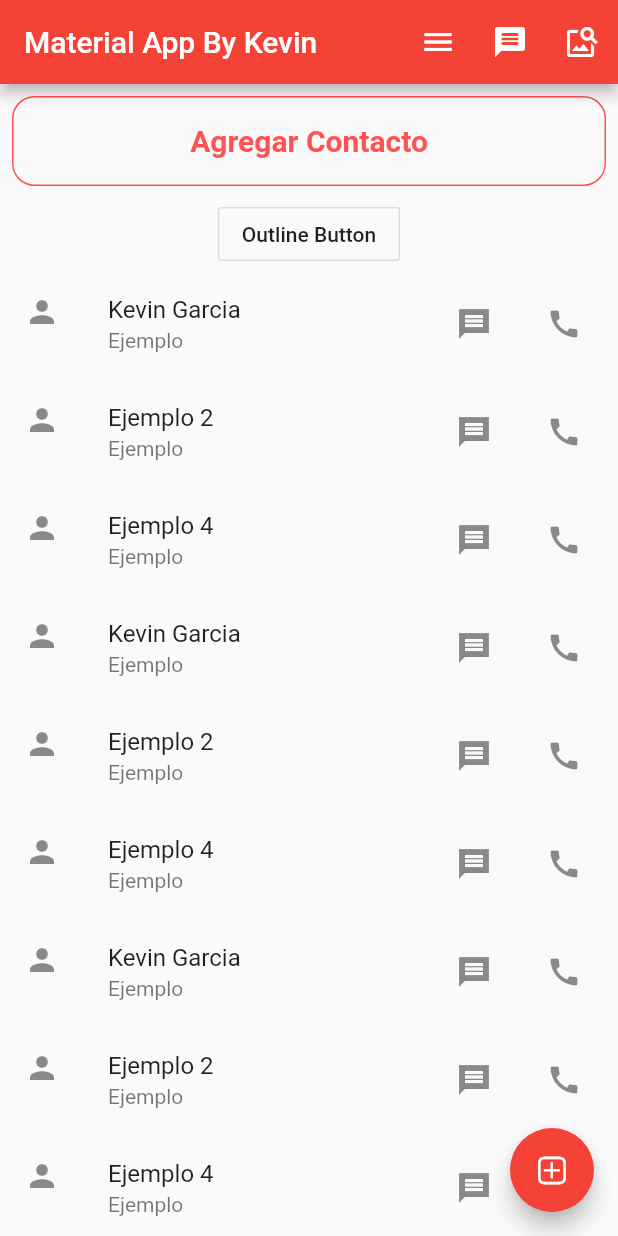
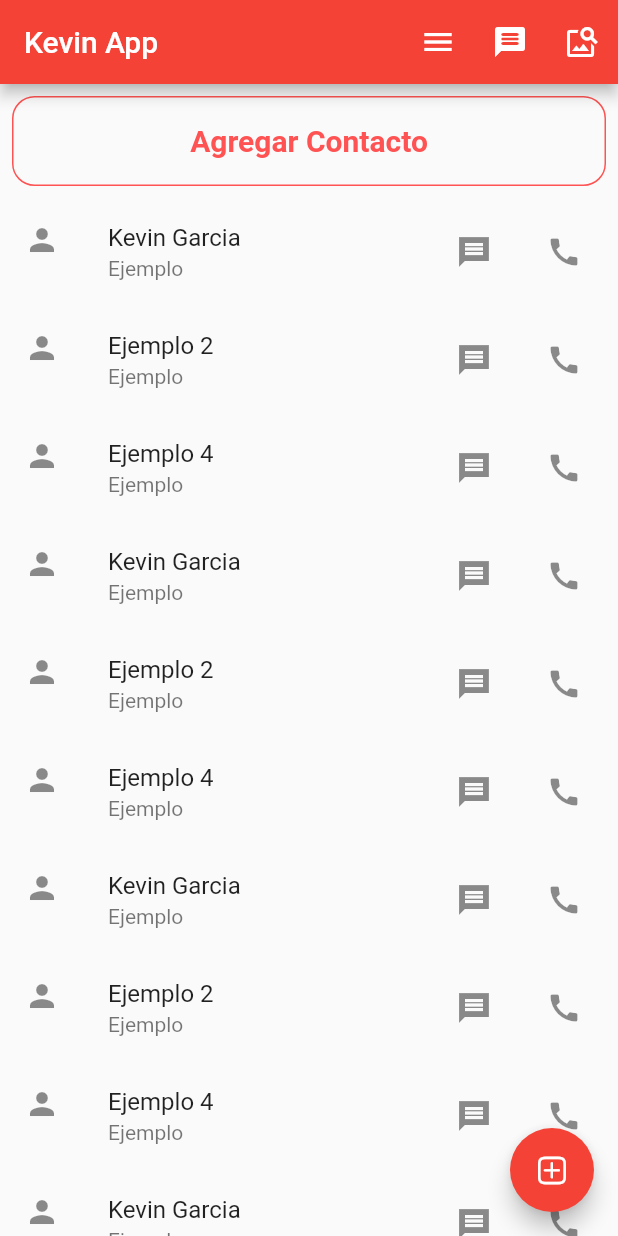
Before and after one commit to kevinShogun/Contact_app, a Flutter app: the screen it shows after launch, on a phone screen of 412 x 824 dp. Run offline on Flutter 3.47's test engine with Material 2 defaults, Android fonts, the light colour scheme and no system bars.

Commit message:
Se expresan wel ]Estadfo de los Widgets

```diff
--- a/lib/Models/Person_Model.dart
+++ b/lib/Models/Person_Model.dart
@@ -1,5 +1,6 @@
 import 'package:flutter/material.dart';
 
+//kevn
 class PersonModel {
   final IconData iconoIzquierda;
   final IconData iconoDerecha;
--- /dev/null
+++ b/lib/UI/Pages/home_page.dart
@@ -0,0 +1,116 @@
+import 'package:flutter/material.dart';
+import 'package:flutter/cupertino.dart';
+import 'package:flutter_app/Controllers/main_controller.dart';
+import 'package:flutter_app/Models/Person_Model.dart';
+import 'package:flutter_app/UI/Widgets/custom_list_title.dart';
+
+List<PersonModel> personas = [
+  persona1,
+  persona2,
+  persona3,
+  persona1,
+  persona2,
+  persona3,
+  persona1,
+  persona2,
+  persona3,
+  persona1,
+  persona2,
+  persona3
+];
+
+class HomePage extends StatelessWidget {
+  String titulo = "Kevin App";
+
+/* GestureDetector(
+        onTap: () {
+          print('Boton Presionado!');
+        },
+        onDoubleTap: () {
+          print('Presionado 2 Veces');
+        },
+        onLongPress: () {
+          print('Presionado Por Mucho Tiempo');
+        },
+  Widget customBottum() =>
+  // This widget is the root of your application.
+*/
+  @override
+  Widget build(BuildContext context) {
+    return Scaffold(
+      floatingActionButton: FloatingActionButton(
+        onPressed: () {
+          print('Presionando Boton Flotante');
+        },
+        child: Icon(CupertinoIcons.plus_app),
+      ),
+      appBar: AppBar(
+        actions: <Widget>[
+          IconButton(
+              icon: Icon(Icons.menu),
+              onPressed: () {
+                print('Presionando Menu');
+              }),
+          IconButton(icon: Icon(Icons.message_rounded), onPressed: () {}),
+          IconButton(icon: Icon(Icons.image_search_outlined), onPressed: () {})
+        ],
+        title: Text(titulo),
+      ),
+      body: Column(
+        children: <Widget>[
+          CustomButton(),
+          Expanded(
+            child: ListView(children: <Widget>[
+              for (int i = 0; i < personas.length; i++)
+                CustomListTitle(person: personas[i])
+            ]),
+          ),
+        ],
+      ),
+    );
+  }
+}
+
+class CustomButton extends StatefulWidget {
+  @override
+  _CustomButtonState createState() => _CustomButtonState();
+}
+
+class _CustomButtonState extends State<CustomButton> {
+  String title;
+
+  @override
+  void initState() {
+    super.initState();
+    title = "Agregar Contacto";
+  }
+
+  @override
+  Widget build(BuildContext context) {
+    return InkWell(
+      onTap: () {
+        presionadoBoton();
+        setState(() {
+          title = "Nuevo Titulo";
+        });
+      },
+      child: Container(
+        height: 60.0,
+        width: double.infinity,
+        decoration: BoxDecoration(
+            border: Border.all(color: Colors.redAccent),
+            borderRadius: BorderRadius.circular(15.0)),
+        margin: EdgeInsets.all(8.0),
+        padding: EdgeInsets.all(8.0),
+        child: Center(
+            child: Text(
+          title,
+          style: TextStyle(
+              color: Colors.redAccent,
+              fontSize: 20.0,
+              fontWeight: FontWeight.w600),
+        )),
+      ),
+    );
+  }
+}
--- /dev/null
+++ b/lib/UI/Widgets/custom_list_title.dart
@@ -0,0 +1,27 @@
+import 'package:flutter/material.dart';
+import 'package:flutter_app/Models/Person_Model.dart';
+
+class CustomListTitle extends StatelessWidget {
+  final PersonModel person;
+
+  CustomListTitle({this.person});
+
+  @override
+  Widget build(BuildContext context) {
+    return ListTile(
+        trailing: SizedBox(
+          width: 100.0,
+          child: Row(
+            mainAxisAlignment: MainAxisAlignment.spaceEvenly,
+            children: <Widget>[
+              Icon(person.iconoDerecha),
+              SizedBox(width: 20.0),
+              Icon(Icons.call)
+            ],
+          ),
+        ),
+        leading: Icon(person.iconoIzquierda),
+        title: Text(person.nombre),
+        subtitle: Text(person.descripcion));
+  }
+}
--- a/lib/main.dart
+++ b/lib/main.dart
@@ -1,80 +1,12 @@
 import 'package:flutter/material.dart';
 import 'package:flutter/cupertino.dart';
-import 'package:flutter_app/Models/Person_Model.dart';
-import 'package:flutter_app/Controllers/main_controller.dart';
+import 'package:flutter_app/UI/Pages/home_page.dart';
 
 void main() {
   runApp(MyApp());
 }
 
-List<PersonModel> personas = [
-  persona1,
-  persona2,
-  persona3,
-  persona1,
-  persona2,
-  persona3,
-  persona1,
-  persona2,
-  persona3,
-  persona1,
-  persona2,
-  persona3
-];
-
 class MyApp extends StatelessWidget {
-  Widget customListTitle(PersonModel person) {
-    return ListTile(
-        trailing: SizedBox(
-          width: 100.0,
-          child: Row(
-            mainAxisAlignment: MainAxisAlignment.spaceEvenly,
-            children: <Widget>[
-              Icon(person.iconoDerecha),
-              SizedBox(width: 20.0),
-              Icon(Icons.call)
-            ],
-          ),
-        ),
-        leading: Icon(person.iconoIzquierda),
-        title: Text(person.nombre),
-        subtitle: Text(person.descripcion));
-  }
-
-  Widget customBottum() => InkWell(
-        onTap: () {
-          presionadoBoton();
-        },
-        /* GestureDetector(
-        onTap: () {
-          print('Boton Presionado!');
-        },
-        onDoubleTap: () {
-          print('Presionado 2 Veces');
-        },
-        onLongPress: () {
-          print('Presionado Por Mucho Tiempo');
-        }, */
-        child: Container(
-          height: 60.0,
-          width: double.infinity,
-          decoration: BoxDecoration(
-              border: Border.all(color: Colors.redAccent),
-              borderRadius: BorderRadius.circular(15.0)),
-          margin: EdgeInsets.all(8.0),
-          padding: EdgeInsets.all(8.0),
-          child: Center(
-              child: Text(
-            'Agregar Contacto',
-            style: TextStyle(
-                color: Colors.redAccent,
-                fontSize: 20.0,
-                fontWeight: FontWeight.w600),
-          )),
-        ),
-      );
-  // This widget is the root of your application.
-
   Widget botones() {
     return OutlineButton(
       onPressed: () {},
@@ -91,38 +23,6 @@ class MyApp extends StatelessWidget {
           primarySwatch: Colors.red,
           visualDensity: VisualDensity.adaptivePlatformDensity,
         ),
-        home: Scaffold(
-          floatingActionButton: FloatingActionButton(
-            onPressed: () {
-              print('Presionando Boton Flotante');
-            },
-            child: Icon(CupertinoIcons.plus_app),
-          ),
-          appBar: AppBar(
-            actions: <Widget>[
-              IconButton(
-                  icon: Icon(Icons.menu),
-                  onPressed: () {
-                    print('Presionando Menu');
-                  }),
-              IconButton(icon: Icon(Icons.message_rounded), onPressed: () {}),
-              IconButton(
-                  icon: Icon(Icons.image_search_outlined), onPressed: () {})
-            ],
-            title: Text('Material App By Kevin'),
-          ),
-          body: Column(
-            children: <Widget>[
-              customBottum(),
-              botones(),
-              Expanded(
-                child: ListView(children: <Widget>[
-                  for (int i = 0; i < personas.length; i++)
-                    customListTitle(personas[i])
-                ]),
-              ),
-            ],
-          ),
-        ));
+        home: HomePage());
   }
 }
```
Also changed, not shown: lib/UI/UI.Pages/01.txt (deleted), lib/UI/Widgets/02.txt (deleted).
